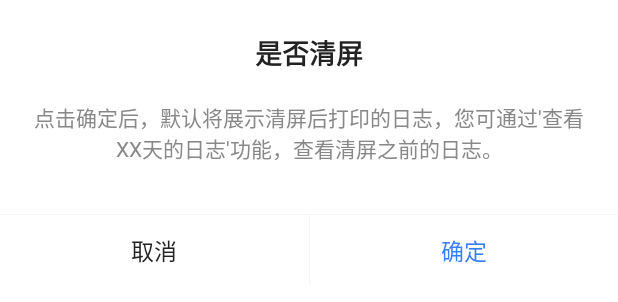
After one commit to Larissa-x/LoggerTools, an Android app: the layout dialog_clean.xml on its own in the app's theme, with its tools: preview values and no code run, on a phone screen of 412 x 824 dp. The commit adds this screen. Shown: the top 302 px of the screen. Run offline under Robolectric (Android 15) with nearby library versions, the phone set to English and light mode, and no system bars.

Commit message:
清空功能

```diff
--- a/lib_core/src/main/java/com/qlcd/loggertools/logger/LogKit.kt
+++ b/lib_core/src/main/java/com/qlcd/loggertools/logger/LogKit.kt
@@ -157,6 +157,10 @@ object LogKit {
         return logDataList
     }
 
+    fun cleanData() {
+        logDataList.clear()
+    }
+
     private fun insertToDatabase(level: String, content: String?) {
         GlobalScope.launch {
             val e = LoggerEntity(level = level, time = System.currentTimeMillis(), content = content)
--- /dev/null
+++ b/lib_core/src/main/res/drawable/app_bg_r10.xml
@@ -0,0 +1,6 @@
+<?xml version="1.0" encoding="utf-8"?>
+<shape xmlns:android="http://schemas.android.com/apk/res/android"
+    android:shape="rectangle">
+    <corners android:radius="10dp" />
+    <solid android:color="@color/app_color_white" />
+</shape>
--- /dev/null
+++ b/lib_core/src/main/res/layout/dialog_clean.xml
@@ -0,0 +1,88 @@
+<?xml version="1.0" encoding="utf-8"?>
+<androidx.constraintlayout.widget.ConstraintLayout xmlns:android="http://schemas.android.com/apk/res/android"
+    xmlns:app="http://schemas.android.com/apk/res-auto"
+    android:layout_width="match_parent"
+    android:layout_height="wrap_content"
+    android:background="@drawable/app_bg_r10">
+
+    <TextView
+        android:id="@+id/tv_title"
+        android:layout_width="wrap_content"
+        android:layout_height="wrap_content"
+        android:layout_marginStart="38dp"
+        android:layout_marginTop="21dp"
+        android:layout_marginEnd="38dp"
+        android:text="是否清屏"
+        android:textColor="@color/app_color_black"
+        android:textSize="18sp"
+        android:textStyle="bold"
+        app:layout_constrainedWidth="true"
+        app:layout_constraintEnd_toEndOf="parent"
+        app:layout_constraintStart_toStartOf="parent"
+        app:layout_constraintTop_toTopOf="parent" />
+
+    <TextView
+        android:id="@+id/tv_content"
+        android:layout_width="match_parent"
+        android:layout_height="wrap_content"
+        android:layout_marginStart="15dp"
+        android:layout_marginTop="19dp"
+        android:layout_marginEnd="15dp"
+        android:gravity="center"
+        android:scrollbars="vertical"
+        android:text="点击确定后，默认将展示清屏后打印的日志，您可通过'查看XX天的日志'功能，查看清屏之前的日志。"
+        android:textColor="#888888"
+        android:textSize="14sp"
+        app:layout_constraintEnd_toEndOf="parent"
+        app:layout_constraintStart_toStartOf="parent"
+        app:layout_constraintTop_toBottomOf="@id/tv_title" />
+
+    <View
+        android:id="@+id/divider_h"
+        android:layout_width="match_parent"
+        android:layout_height="0.5dp"
+        android:layout_marginTop="33dp"
+        android:background="#F5F5F5"
+        app:layout_constraintTop_toBottomOf="@id/tv_content" />
+
+    <TextView
+        android:id="@+id/tv_cancel"
+        android:layout_width="0dp"
+        android:layout_height="wrap_content"
+        android:gravity="center_horizontal"
+        android:paddingTop="12dp"
+        android:paddingBottom="12dp"
+        android:text="取消"
+        android:textColor="@color/app_color_black"
+        android:textSize="15sp"
+        app:layout_constraintEnd_toStartOf="@id/divider_v"
+        app:layout_constraintStart_toStartOf="parent"
+        app:layout_constraintTop_toBottomOf="@id/divider_h" />
+
+    <View
+        android:id="@+id/divider_v"
+        android:layout_width="0.5dp"
+        android:layout_height="0dp"
+        android:background="#F5F5F5"
+        app:layout_constraintBottom_toBottomOf="@id/tv_cancel"
+        app:layout_constraintEnd_toStartOf="@id/tv_confirm"
+        app:layout_constraintStart_toEndOf="@id/tv_cancel"
+        app:layout_constraintTop_toBottomOf="@id/tv_content"
+        app:layout_constraintTop_toTopOf="@id/tv_cancel" />
+
+    <TextView
+        android:id="@+id/tv_confirm"
+        android:layout_width="0dp"
+        android:layout_height="wrap_content"
+        android:gravity="center_horizontal"
+        android:paddingTop="12dp"
+        android:paddingBottom="12dp"
+        android:text="确定"
+        android:textColor="#367DFF"
+        android:textSize="15sp"
+        app:layout_constraintEnd_toEndOf="parent"
+        app:layout_constraintStart_toEndOf="@id/divider_v"
+        app:layout_constraintTop_toBottomOf="@id/divider_h" />
+
+
+</androidx.constraintlayout.widget.ConstraintLayout>
```
Also changed, not shown: lib_core/src/main/java/com/qlcd/loggertools/ui/home/LogHomeActivity.kt (+28 -10 lines), lib_core/src/main/java/com/qlcd/loggertools/ui/home/LogHomeRepository.kt (deleted, +0 -16 lines), lib_core/src/main/java/com/qlcd/loggertools/ui/home/LogHomeViewModel.kt (+0 -16 lines), lib_core/src/main/java/com/qlcd/loggertools/widget/dialog/BaseDialog.kt (added, +85 -0 lines), lib_core/src/main/java/com/qlcd/loggertools/widget/dialog/DialogViewConverter.kt (added, +35 -0 lines), lib_core/src/main/res/values/style.xml (added, +14 -0 lines).
